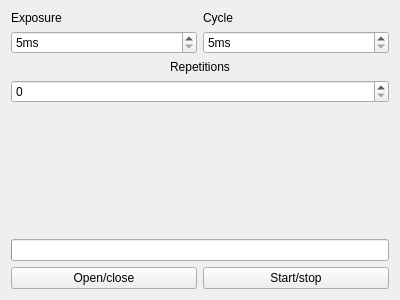
Qt form mrtShutter/mrtShutterGui/mrtShutterGui.ui (MatthewJCameron/imbl) before a commit.
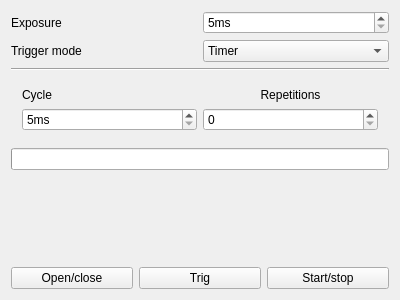
The same form after that commit. Custom widgets are drawn as their Qt base class.

The edit to the form file:
```diff
--- a/mrtShutter/mrtShutterGui/mrtShutterGui.ui
+++ b/mrtShutter/mrtShutterGui/mrtShutterGui.ui
@@ -15,7 +15,7 @@
   </property>
   <layout class="QVBoxLayout" name="verticalLayout">
    <item>
-    <layout class="QGridLayout" name="gridLayout">
+    <layout class="QGridLayout" name="gridLayout_2">
      <item row="0" column="0">
       <widget class="QLabel" name="label">
        <property name="text">
@@ -24,26 +24,6 @@
       </widget>
      </item>
      <item row="0" column="1">
-      <widget class="QLabel" name="label_2">
-       <property name="text">
-        <string>Cycle</string>
-       </property>
-      </widget>
-     </item>
-     <item row="1" column="1">
-      <widget class="QMSpinBox" name="cycle">
-       <property name="suffix">
-        <string>ms</string>
-       </property>
-       <property name="minimum">
-        <number>5</number>
-       </property>
-       <property name="maximum">
-        <number>10000</number>
-       </property>
-      </widget>
-     </item>
-     <item row="1" column="0">
       <widget class="QMSpinBox" name="exposure">
        <property name="suffix">
         <string>ms</string>
@@ -56,22 +36,88 @@
        </property>
       </widget>
      </item>
+     <item row="1" column="0">
+      <widget class="QLabel" name="label_4">
+       <property name="text">
+        <string>Trigger mode</string>
+       </property>
+      </widget>
+     </item>
+     <item row="1" column="1">
+      <widget class="QMComboBox" name="exposureMode">
+       <item>
+        <property name="text">
+         <string>Timer</string>
+        </property>
+       </item>
+       <item>
+        <property name="text">
+         <string>Software</string>
+        </property>
+       </item>
+       <item>
+        <property name="text">
+         <string>Hardware</string>
+        </property>
+       </item>
+      </widget>
+     </item>
     </layout>
    </item>
    <item>
-    <widget class="QLabel" name="label_3">
-     <property name="text">
-      <string>Repetitions</string>
+    <widget class="Line" name="line">
+     <property name="orientation">
+      <enum>Qt::Horizontal</enum>
      </property>
-     <property name="alignment">
-      <set>Qt::AlignCenter</set>
-     </property>
     </widget>
    </item>
    <item>
-    <widget class="QMSpinBox" name="repititions">
-     <property name="maximum">
-      <number>10000</number>
+    <widget class="QWidget" name="timerParameters" native="true">
+     <layout class="QGridLayout" name="gridLayout">
+      <item row="0" column="1">
+       <widget class="QLabel" name="label_2">
+        <property name="text">
+         <string>Cycle</string>
+        </property>
+       </widget>
+      </item>
+      <item row="1" column="1">
+       <widget class="QMSpinBox" name="cycle">
+        <property name="suffix">
+         <string>ms</string>
+        </property>
+        <property name="minimum">
+         <number>5</number>
+        </property>
+        <property name="maximum">
+         <number>10000</number>
+        </property>
+       </widget>
+      </item>
+      <item row="0" column="2">
+       <widget class="QLabel" name="label_3">
+        <property name="text">
+         <string>Repetitions</string>
+        </property>
+        <property name="alignment">
+         <set>Qt::AlignCenter</set>
+        </property>
+       </widget>
+      </item>
+      <item row="1" column="2">
+       <widget class="QMSpinBox" name="repititions">
+        <property name="maximum">
+         <number>10000</number>
+        </property>
+       </widget>
+      </item>
+     </layout>
+    </widget>
+   </item>
+   <item>
+    <widget class="QProgressBar" name="progressBar">
+     <property name="format">
+      <string>%v of %m (%p%)</string>
      </property>
     </widget>
    </item>
@@ -88,13 +134,6 @@
      </property>
     </spacer>
    </item>
-   <item>
-    <widget class="QProgressBar" name="progressBar">
-     <property name="format">
-      <string>%v of %m (%p%)</string>
-     </property>
-    </widget>
-   </item>
    <item>
     <layout class="QHBoxLayout" name="horizontalLayout_2">
      <item>
@@ -104,6 +143,13 @@
        </property>
       </widget>
      </item>
+     <item>
+      <widget class="QPushButton" name="trig">
+       <property name="text">
+        <string>Trig</string>
+       </property>
+      </widget>
+     </item>
      <item>
       <widget class="QPushButton" name="start">
        <property name="text">
@@ -122,6 +168,11 @@
    <extends>QSpinBox</extends>
    <header location="global">qtpvwidgets.h</header>
   </customwidget>
+  <customwidget>
+   <class>QMComboBox</class>
+   <extends>QComboBox</extends>
+   <header location="global">qtpvwidgets.h</header>
+  </customwidget>
  </customwidgets>
  <resources/>
  <connections>
```
Left out of the diff: 19 changed lines with no effect on the pictures.
